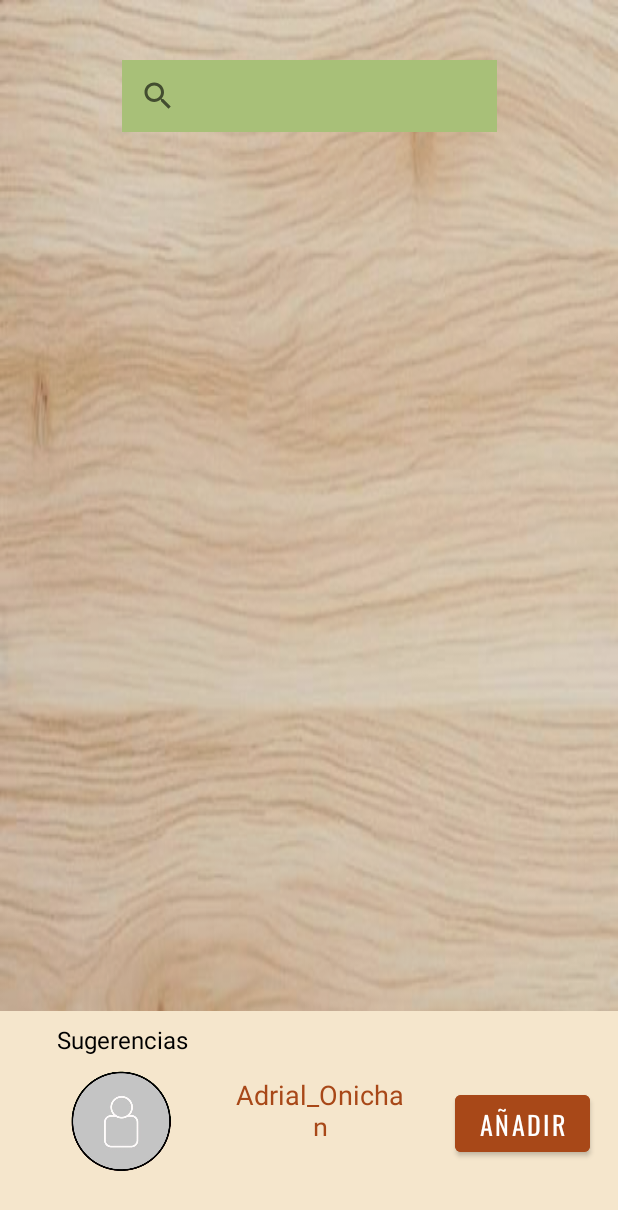
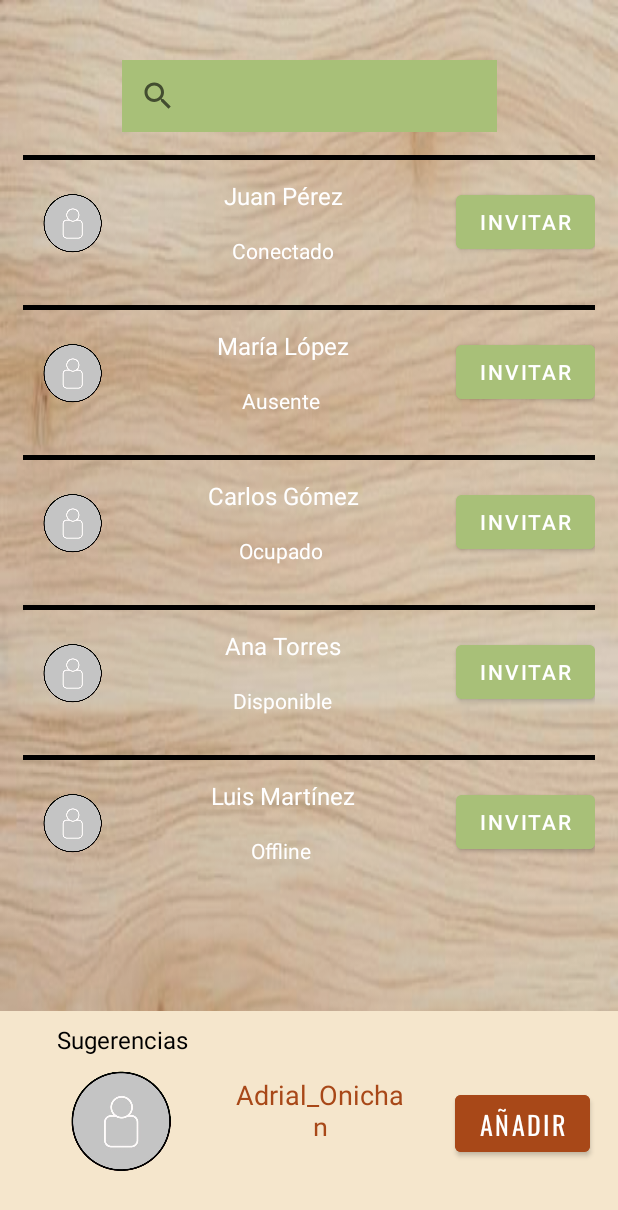
Before and after one commit to LoniousSosa/M07_ReciclerMenu, an Android app: the FriendsActivity screen opened directly, with no data from a screen before it, on a phone screen of 412 x 824 dp. Shown: the top 1210 px of the screen. Run offline under Robolectric (Android 15) with nearby library versions, the phone set to English and light mode, and no system bars.

Commit message:
RecyclerView funcional

```diff
--- /dev/null
+++ b/app/src/main/java/com/example/damasaplicacionm9/AdaptadorAmigos.java
@@ -0,0 +1,59 @@
+package com.example.damasaplicacionm9;
+import android.view.LayoutInflater;
+import android.view.View;
+import android.view.ViewGroup;
+import android.widget.Button;
+import android.widget.ImageView;
+import android.widget.TextView;
+import androidx.annotation.NonNull;
+import androidx.recyclerview.widget.RecyclerView;
+import java.util.List;
+
+public class AdaptadorAmigos extends RecyclerView.Adapter<AdaptadorAmigos.AmigoViewHolder> {
+
+    private final List<Amigo> amigosList;
+
+    public AdaptadorAmigos(List<Amigo> amigosList) {
+        this.amigosList = amigosList;
+    }
+
+    @NonNull
+    @Override
+    public AmigoViewHolder onCreateViewHolder(@NonNull ViewGroup parent, int viewType) {
+        View view = LayoutInflater.from(parent.getContext())
+                .inflate(R.layout.item_friend, parent, false);
+        return new AmigoViewHolder(view);
+    }
+
+    @Override
+    public void onBindViewHolder(@NonNull AmigoViewHolder holder, int position) {
+        Amigo amigo = amigosList.get(position);
+        holder.friendNameTextView.setText(amigo.getName());
+        holder.friendStatusTextView.setText(amigo.getStatus());
+        holder.profileImageView.setImageResource(amigo.getImageResource());
+
+        holder.inviteButton.setOnClickListener(v -> {
+            // Acción al presionar el botón INVITAR
+        });
+    }
+
+    @Override
+    public int getItemCount() {
+        return amigosList.size();
+    }
+
+    static class AmigoViewHolder extends RecyclerView.ViewHolder {
+        TextView friendNameTextView;
+        TextView friendStatusTextView;
+        ImageView profileImageView;
+        Button inviteButton;
+
+        public AmigoViewHolder(@NonNull View itemView) {
+            super(itemView);
+            friendNameTextView = itemView.findViewById(R.id.holderName);
+            friendStatusTextView = itemView.findViewById(R.id.friendStatus);
+            profileImageView = itemView.findViewById(R.id.friendAvatar);
+            inviteButton = itemView.findViewById(R.id.actionButton);
+        }
+    }
+}
--- /dev/null
+++ b/app/src/main/java/com/example/damasaplicacionm9/Amigo.java
@@ -0,0 +1,24 @@
+package com.example.damasaplicacionm9;
+public class Amigo {
+    private String name;
+    private String status;
+    private int imageResource;
+
+    public Amigo(String name, String status, int imageResource) {
+        this.name = name;
+        this.status = status;
+        this.imageResource = imageResource;
+    }
+
+    public String getName() {
+        return name;
+    }
+
+    public String getStatus() {
+        return status;
+    }
+
+    public int getImageResource() {
+        return imageResource;
+    }
+}
--- a/app/src/main/java/com/example/damasaplicacionm9/FriendsActivity.java
+++ b/app/src/main/java/com/example/damasaplicacionm9/FriendsActivity.java
@@ -1,18 +1,46 @@
 package com.example.damasaplicacionm9;
 
 import android.os.Bundle;
-
-import androidx.activity.EdgeToEdge;
+import androidx.annotation.Nullable;
 import androidx.appcompat.app.AppCompatActivity;
-import androidx.core.graphics.Insets;
-import androidx.core.view.ViewCompat;
-import androidx.core.view.WindowInsetsCompat;
+import androidx.recyclerview.widget.LinearLayoutManager;
+import androidx.recyclerview.widget.RecyclerView;
+import java.util.ArrayList;
+import java.util.List;
 
 public class FriendsActivity extends AppCompatActivity {
 
+    private RecyclerView friendsRecyclerView;
+    private AdaptadorAmigos adaptadorAmigos;
+    private List<Amigo> friendsList;
+
     @Override
-    protected void onCreate(Bundle savedInstanceState) {
+    protected void onCreate(@Nullable Bundle savedInstanceState) {
         super.onCreate(savedInstanceState);
         setContentView(R.layout.activity_friends);
+
+        // Inicializar RecyclerView
+        friendsRecyclerView = findViewById(R.id.friendsRecyclerView);
+        friendsRecyclerView.setLayoutManager(new LinearLayoutManager(this));
+
+        // Crear la lista de amigos
+        friendsList = getFriendsList();
+
+        // Configurar el adaptador
+        adaptadorAmigos = new AdaptadorAmigos(friendsList);
+        friendsRecyclerView.setAdapter(adaptadorAmigos);
+    }
+
+    /**
+     * Método para crear una lista de amigos con datos de ejemplo
+     */
+    private List<Amigo> getFriendsList() {
+        List<Amigo> friends = new ArrayList<>();
+        friends.add(new Amigo("Juan Pérez", "Conectado", R.drawable.default_profile));
+        friends.add(new Amigo("María López", "Ausente", R.drawable.default_profile));
+        friends.add(new Amigo("Carlos Gómez", "Ocupado", R.drawable.default_profile));
+        friends.add(new Amigo("Ana Torres", "Disponible", R.drawable.default_profile));
+        friends.add(new Amigo("Luis Martínez", "Offline", R.drawable.default_profile));
+        return friends;
     }
 }
--- a/app/src/main/res/layout/activity_friends.xml
+++ b/app/src/main/res/layout/activity_friends.xml
@@ -19,6 +19,7 @@
         app:layout_constraintTop_toTopOf="parent" />
 
 <androidx.recyclerview.widget.RecyclerView
+    android:id="@+id/friendsRecyclerView"
     android:layout_width="match_parent"
     android:layout_height="wrap_content"
     android:padding="10dp"
```
